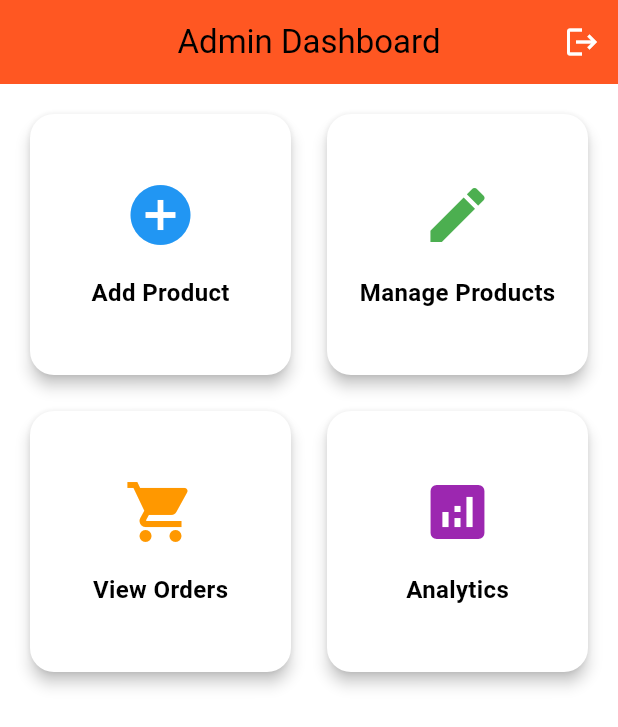
After one commit to Abdullah8942/LittleMomo, a Flutter app: the AdminDashboard screen opened directly, on a phone screen of 412 x 824 dp. The commit adds this screen. Shown: the top 727 px of the screen. Run offline on Flutter 3.47's test engine with Material 3 defaults, Android fonts, the light colour scheme and no system bars; our stand-ins replace another_flushbar, cloud_firestore, firebase_auth, firebase_core, firebase_storage, fluttertoast and 3 more; accounts and stored records are empty.

Commit message:
Distinguish User and admin interfaces with seperate functions

```diff
--- /dev/null
+++ b/lib/home/admin_dashboard.dart
@@ -0,0 +1,112 @@
+import 'package:flutter/material.dart';
+import 'package:littlemomo/home/add_product_screen.dart';
+import 'package:littlemomo/home/manage_products_screen.dart';
+import 'package:littlemomo/home/admin_orders_screen.dart';
+
+class AdminDashboard extends StatelessWidget {
+  const AdminDashboard({Key? key}) : super(key: key);
+
+  @override
+  Widget build(BuildContext context) {
+    return Scaffold(
+      appBar: AppBar(
+        title: const Text('Admin Dashboard'),
+        actions: [
+          IconButton(
+            icon: const Icon(Icons.logout),
+            onPressed: () {
+              Navigator.pop(context);
+            },
+          ),
+        ],
+      ),
+      body: GridView.count(
+        padding: const EdgeInsets.all(16),
+        crossAxisCount: 2,
+        crossAxisSpacing: 16,
+        mainAxisSpacing: 16,
+        children: [
+          _buildDashboardItem(
+            context,
+            'Add Product',
+            Icons.add_circle,
+            Colors.blue,
+            () => Navigator.push(
+              context,
+              MaterialPageRoute(builder: (context) => const AddProductScreen()),
+            ),
+          ),
+          _buildDashboardItem(
+            context,
+            'Manage Products',
+            Icons.edit,
+            Colors.green,
+            () => Navigator.push(
+              context,
+              MaterialPageRoute(builder: (context) => const ManageProductsScreen()),
+            ),
+          ),
+          _buildDashboardItem(
+            context,
+            'View Orders',
+            Icons.shopping_cart,
+            Colors.orange,
+            () => Navigator.push(
+              context,
+              MaterialPageRoute(builder: (context) => const AdminOrdersScreen()),
+            ),
+          ),
+          _buildDashboardItem(
+            context,
+            'Analytics',
+            Icons.analytics,
+            Colors.purple,
+            () {
+              // TODO: Implement analytics screen
+              ScaffoldMessenger.of(context).showSnackBar(
+                const SnackBar(content: Text('Analytics coming soon!')),
+              );
+            },
+          ),
+        ],
+      ),
+    );
+  }
+
+  Widget _buildDashboardItem(
+    BuildContext context,
+    String title,
+    IconData icon,
+    Color color,
+    VoidCallback onTap,
+  ) {
+    return Card(
+      elevation: 4,
+      shape: RoundedRectangleBorder(
+        borderRadius: BorderRadius.circular(16),
+      ),
+      child: InkWell(
+        onTap: onTap,
+        borderRadius: BorderRadius.circular(16),
+        child: Column(
+          mainAxisAlignment: MainAxisAlignment.center,
+          children: [
+            Icon(
+              icon,
+              size: 48,
+              color: color,
+            ),
+            const SizedBox(height: 16),
+            Text(
+              title,
+              style: const TextStyle(
+                fontSize: 16,
+                fontWeight: FontWeight.bold,
+              ),
+            ),
+          ],
+        ),
+      ),
+    );
+  }
+}
```
Also changed, not shown: lib/auth/admin_login_screen.dart (added, +177 -0 lines), lib/auth/login_screen.dart (+20 -0 lines), lib/home/admin_orders_screen.dart (added, +181 -0 lines), lib/home/cart_screen.dart (+8 -0 lines), lib/home/home_screen.dart (+1 -22 lines), lib/home/product_list_screen.dart (+28 -27 lines).
